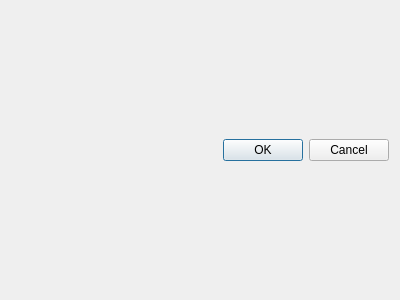
ryaninvents/PicoScan, file gui/deviceparametersdialog.ui: the form before one commit.
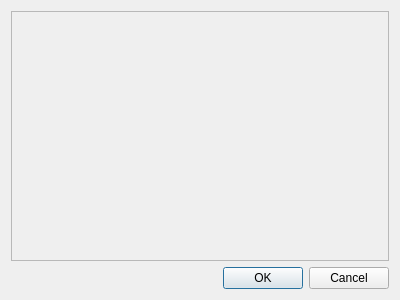
The form after the commit.

What changed in the file:
```diff
--- a/gui/deviceparametersdialog.ui
+++ b/gui/deviceparametersdialog.ui
@@ -14,7 +14,7 @@
    <string>Dialog</string>
   </property>
   <layout class="QGridLayout" name="gridLayout">
-   <item row="0" column="0">
+   <item row="1" column="0">
     <widget class="QDialogButtonBox" name="buttonBox">
      <property name="orientation">
       <enum>Qt::Horizontal</enum>
@@ -24,6 +24,20 @@
      </property>
     </widget>
    </item>
+   <item row="0" column="0">
+    <layout class="QGridLayout" name="gridLayout_2">
+     <item row="0" column="0">
+      <widget class="QFrame" name="frame">
+       <property name="frameShape">
+        <enum>QFrame::StyledPanel</enum>
+       </property>
+       <property name="frameShadow">
+        <enum>QFrame::Raised</enum>
+       </property>
+      </widget>
+     </item>
+    </layout>
+   </item>
   </layout>
  </widget>
  <resources/>
```
